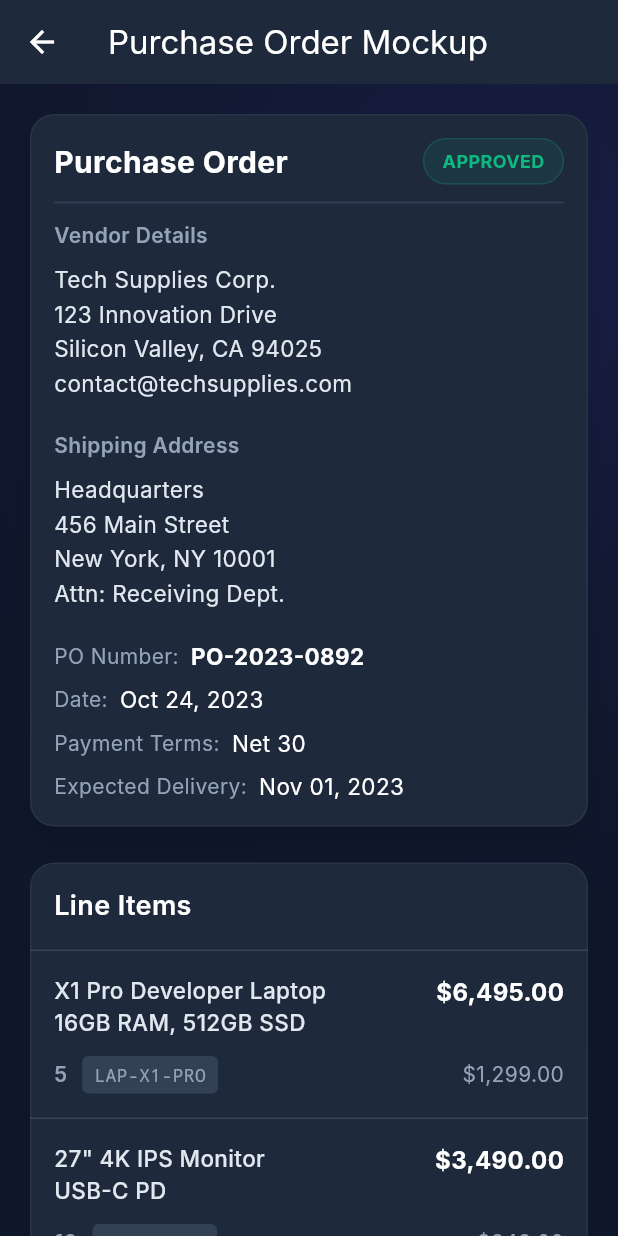
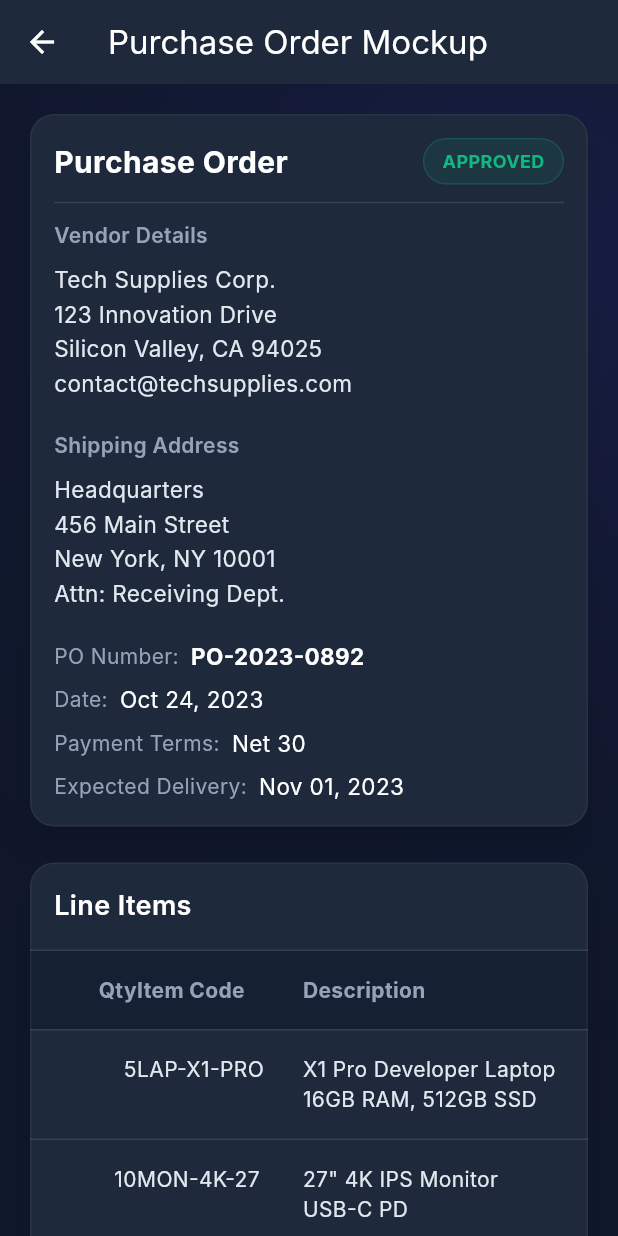
Before and after one commit to eruibal/Projects, a Flutter app: the PurchaseOrderScreen screen opened directly, on a phone screen of 412 x 824 dp. Run offline on Flutter 3.47's test engine with Material 3 defaults, Android fonts, the phone set to English and light mode, and no system bars; Roboto replaces fonts that are missing (Inter).

Commit message:
refactor: enhance Purchase Order screen layout with responsive design and improved item display

```diff
--- a/Flutter-data-entry/flutter_form_app/lib/po_mockup.dart
+++ b/Flutter-data-entry/flutter_form_app/lib/po_mockup.dart
@@ -234,10 +234,17 @@ class PurchaseOrderScreen extends StatelessWidget {
             ),
           ),
           const Divider(height: 1, color: Color(0xFF334155)),
-          if (isDesktop)
-            Column(
+          LayoutBuilder(
+            builder: (context, constraints) {
+              const minTableWidth = 640.0;
+              final maxW = constraints.maxWidth;
+              final tableWidth = maxW.isFinite && maxW >= minTableWidth ? maxW : minTableWidth;
+              return SingleChildScrollView(
+                scrollDirection: Axis.horizontal,
+                child: SizedBox(
+                  width: tableWidth,
+                  child: Column(
                     children: [
-                // Table Header
                       Container(
                         color: const Color(0xFF0F172A).withValues(alpha: 0.5),
                         padding: const EdgeInsets.symmetric(horizontal: 16.0, vertical: 16.0),
@@ -252,7 +259,6 @@ class PurchaseOrderScreen extends StatelessWidget {
                         ),
                       ),
                       const Divider(height: 1, color: Color(0xFF334155)),
-                // Table Rows
                       ...items.map((item) {
                         return Column(
                           children: [
@@ -274,87 +280,7 @@ class PurchaseOrderScreen extends StatelessWidget {
                         );
                       }),
                     ],
-            )
-          else
-            ListView.separated(
-              shrinkWrap: true,
-              physics: const NeverScrollableScrollPhysics(),
-              itemCount: items.length,
-              separatorBuilder: (context, index) => const Divider(height: 1, color: Color(0xFF334155)),
-              itemBuilder: (context, index) {
-                final item = items[index];
-                return Padding(
-                  padding: const EdgeInsets.all(16.0),
-                  child: Column(
-                    crossAxisAlignment: CrossAxisAlignment.start,
-                    children: [
-                      Row(
-                        mainAxisAlignment: MainAxisAlignment.spaceBetween,
-                        crossAxisAlignment: CrossAxisAlignment.start,
-                        children: [
-                          Expanded(
-                            child: Text(
-                              item['desc']!,
-                              style: const TextStyle(
-                                fontSize: 15,
-                                color: Color(0xFFE2E8F0),
-                                fontWeight: FontWeight.w500,
                   ),
-                            ),
-                          ),
-                          const SizedBox(width: 16),
-                          Text(
-                            item['total']!,
-                            style: const TextStyle(
-                              fontSize: 16,
-                              fontWeight: FontWeight.bold,
-                              color: Colors.white,
-                            ),
-                          ),
-                        ],
-                      ),
-                      const SizedBox(height: 12),
-                      Row(
-                        mainAxisAlignment: MainAxisAlignment.spaceBetween,
-                        children: [
-                          Row(
-                            children: [
-                              Text(
-                                item['qty']!,
-                                style: const TextStyle(
-                                  fontSize: 14,
-                                  fontWeight: FontWeight.w600,
-                                  color: Color(0xFF94A3B8),
-                                ),
-                              ),
-                              const SizedBox(width: 10),
-                              Container(
-                                padding: const EdgeInsets.symmetric(horizontal: 8, vertical: 4),
-                                decoration: BoxDecoration(
-                                  color: const Color(0xFF334155),
-                                  borderRadius: BorderRadius.circular(4),
-                                ),
-                                child: Text(
-                                  item['code']!,
-                                  style: const TextStyle(
-                                    fontSize: 12,
-                                    color: Color(0xFF94A3B8),
-                                    fontFamily: 'monospace',
-                                  ),
-                                ),
-                              ),
-                            ],
-                          ),
-                          Text(
-                            item['price']!,
-                            style: const TextStyle(
-                              fontSize: 14,
-                              color: Color(0xFF94A3B8),
-                            ),
-                          ),
-                        ],
-                      ),
-                    ],
                 ),
               );
             },
```
Lines whose indentation alone changed are shown as unchanged.
